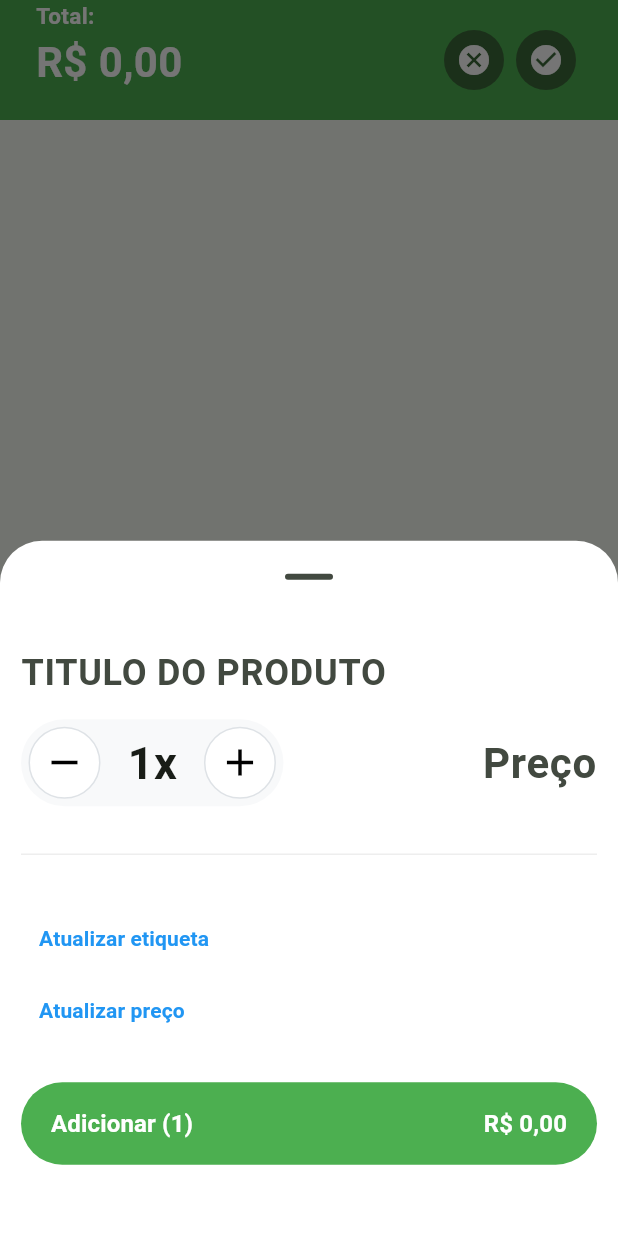
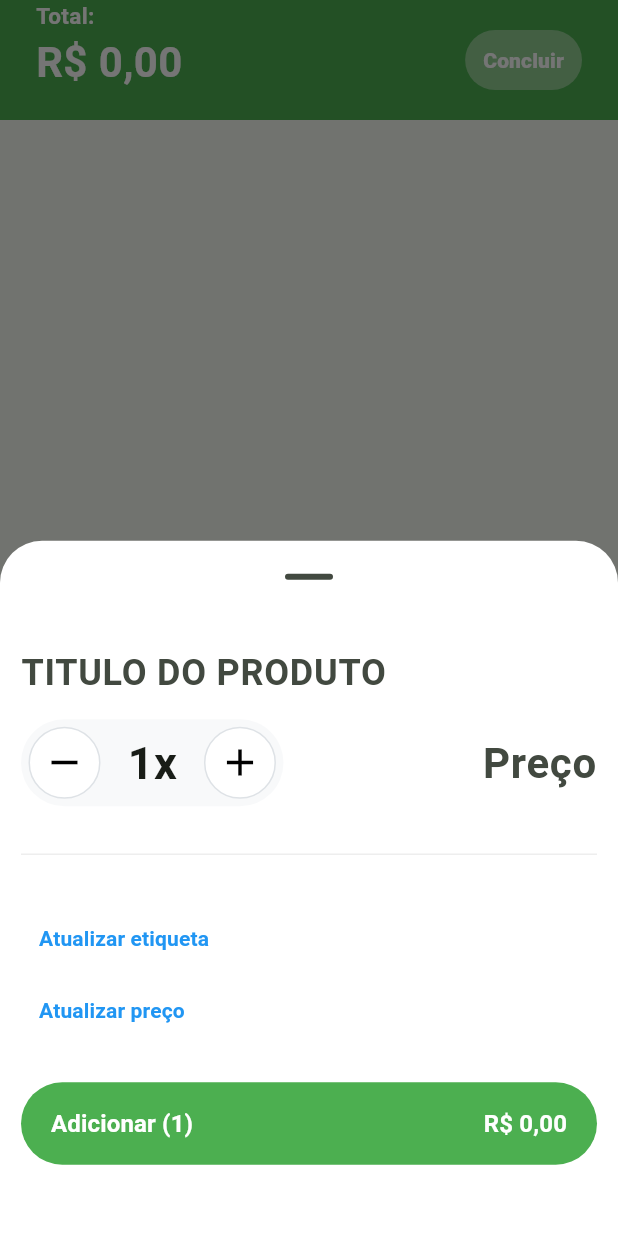
Before and after one commit to devcsuzarte/easy_cart, a Flutter app: the screen it shows after launch, after a tap on an icon or button, on a phone screen of 412 x 824 dp. Run offline on Flutter 3.47's test engine with Material 3 defaults, Android fonts, the phone set to English and light mode, and no system bars; our stand-ins replace currency_text_input_formatter, image_picker, sqflite, stacked; missing offline and left inert: google_mlkit_text_recognition; accounts and stored records are empty.

Commit message:
feature: clean cart included

```diff
--- a/lib/ui/cart/cart_appbar.dart
+++ b/lib/ui/cart/cart_appbar.dart
@@ -3,11 +3,10 @@ import 'package:flutter/material.dart';
 
 class CartAppbar extends StatelessWidget {
 	final String total;
-	final Function onCancel, onConfirm;
+	final Function onConfirm;
 
   	const CartAppbar({
 		required this.total,
-		required this.onCancel,
 		required this.onConfirm,
 		super.key
 	});
@@ -42,22 +41,20 @@ class CartAppbar extends StatelessWidget {
 								)
 							]
 						),
-						Row(
-							children: [
-								IconButton.filled(
+						TextButton(
+							style: TextButton.styleFrom(
+								backgroundColor: Colors.white38,
+							),
+							onPressed: () {
+								onConfirm();
+							} ,
+							child: Text(
+								'Concluir',
+								style: TextStyle(
 									color: Colors.white,
-									onPressed: () => onCancel,
-									icon: Icon(
-										Icons.cancel
-									)
+									fontWeight: FontWeight.w800
 								),
-								IconButton.filled(
-									onPressed: () => onConfirm,
-									icon: Icon(
-										Icons.check_circle
-									)
-								)
-							]
+							)
 						)
 					]
 				)
--- a/lib/ui/cart/cart_viewmodel.dart
+++ b/lib/ui/cart/cart_viewmodel.dart
@@ -28,7 +28,7 @@ class CartViewModel extends FutureViewModel{
 
 	Future<void> getData() async {
 		productsList.value = await productManager.fetchAll(kProductTable);
-		setTotalCartPrice();
+		total.value = PriceUtils.getTotalPrice(productsList.value);
 		notifyListeners();
 	}
 
@@ -43,9 +43,4 @@ class CartViewModel extends FutureViewModel{
 		productManager.cleanCart();
 		await getData();
 	}
-
-	void setTotalCartPrice() {
-		total.value = PriceUtils.getTotalPrice(productsList.value);
-		notifyListeners();
-	}
 }
--- a/lib/ui/home.dart
+++ b/lib/ui/home.dart
@@ -31,7 +31,7 @@ class _HomePageState extends State<HomePage> {
 		return Scaffold(
 			body: _pages[_selectedIndex],
 			floatingActionButtonLocation: FloatingActionButtonLocation.centerDocked,
-			floatingActionButton: FloatingActionButton(
+			floatingActionButton: _selectedIndex > 0 ? null : FloatingActionButton(
 				backgroundColor: Colors.green,
 				onPressed: () {
 					showModalBottomSheet(
@@ -43,9 +43,7 @@ class _HomePageState extends State<HomePage> {
 				},
 				tooltip: "Run action",
 				child: Icon(
-					_selectedIndex != 0 ?
-						Icons.add :
-						CupertinoIcons.barcode_viewfinder,
+					CupertinoIcons.barcode_viewfinder,
 					color: Colors.white,
 					size: 40,
 				)
@@ -55,13 +53,13 @@ class _HomePageState extends State<HomePage> {
 				onTap: _onTapped,
 				items: [
 					BottomNavigationBarItem(
-						label: 'Meu carrinho',
+						label: 'Carrinho',
 						icon: Icon(
 							Icons.shopping_cart,
 						)
 					),
 					BottomNavigationBarItem(
-						label: 'Minha Lista',
+						label: 'Lista',
 						icon: Icon(
 							Icons.list
 						)
--- a/lib/utils/price.dart
+++ b/lib/utils/price.dart
@@ -6,10 +6,16 @@ class PriceUtils {
 		double total = 0;
 
 		for(var product in products){
-			if(product.price != null && product.amount != null){
-				total = total + (double.parse(product.price!) * product.amount!);
-			}
+			total = total + (convertPrice(product.price) * product.amount);
 		}
 		return total.toStringAsFixed(2);
 	}
+
+	static double convertPrice(String price){
+		String priceWithouMask = price.replaceRange(0, 3, '');
+		String priceConverted = priceWithouMask.replaceAll(',', '.');
+
+		return double.tryParse(priceConverted) ?? 0.00;
+
+	}
 }
```
Also changed, not shown: lib/core/database/shop_list_manager.dart (+11 -0 lines), lib/ui/cart/cart_item.dart (+6 -9 lines), lib/ui/cart/cart_page.dart (+4 -25 lines), lib/ui/scan/scan_screen.dart (+6 -2 lines), lib/ui/scan/scan_viewmodel.dart (+11 -3 lines), lib/ui/shop_list/list_page.dart (+57 -30 lines), lib/ui/shop_list/list_viewmodel.dart (+9 -0 lines), lib/ui/widgets/navigation_bar.dart (+7 -2 lines), 58 other files.
